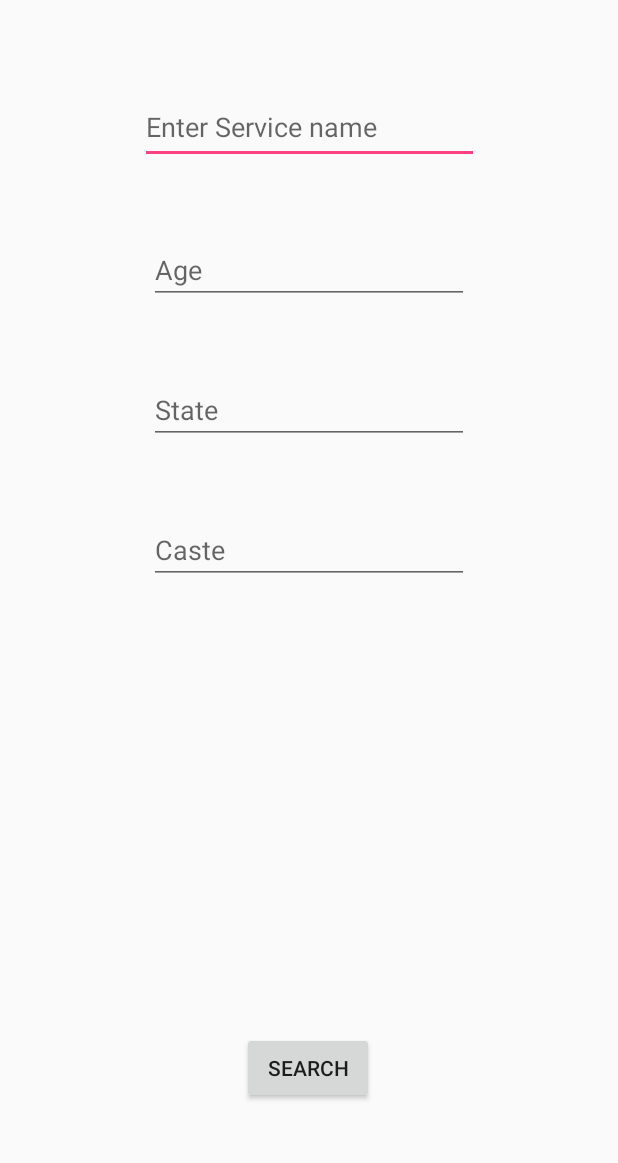
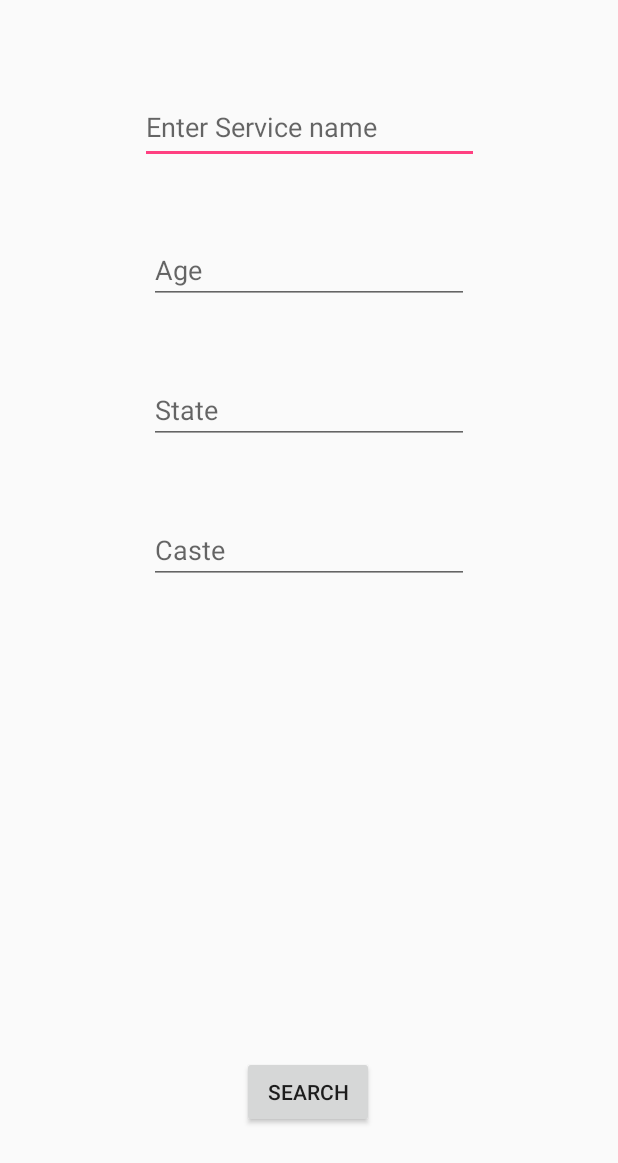
Before and after one commit to 1RomAn7/WomenApp, an Android app: the layout activity_advance_search.xml on its own in the app's theme, with its tools: preview values and no code run, on a phone screen of 412 x 824 dp. Shown: the top 1163 px of the screen. Run offline under Robolectric (Android 15) with nearby library versions, the phone set to English and light mode, and no system bars.

```diff
--- a/app/src/main/AndroidManifest.xml
+++ b/app/src/main/AndroidManifest.xml
@@ -16,6 +16,8 @@
                 <category android:name="android.intent.category.LAUNCHER" />
             </intent-filter>
         </activity>
+        <activity android:name=".AdvanceSearchActivity"></activity>
+        <activity android:name=".AllServices"></activity>>
         <activity android:name=".AdvanceSearchResultActivity"></activity>
     </application>
 
--- a/app/src/main/res/layout/activity_advance_search.xml
+++ b/app/src/main/res/layout/activity_advance_search.xml
@@ -5,19 +5,6 @@
     android:layout_width="match_parent"
     android:layout_height="match_parent"
     tools:context="com.dsmp.android.womenapp.AdvanceSearchActivity">
-
-    <Button
-        android:id="@+id/buttonSearch"
-        android:layout_width="wrap_content"
-        android:layout_height="wrap_content"
-        android:layout_marginBottom="88dp"
-        android:layout_marginEnd="8dp"
-        android:layout_marginStart="8dp"
-        app:layout_constraintBottom_toBottomOf="parent"
-        app:layout_constraintEnd_toEndOf="parent"
-        app:layout_constraintHorizontal_bias="0.498"
-        app:layout_constraintStart_toStartOf="parent"
-        tools:text="@string/button_Search" />
 
     <EditText
         android:id="@+id/etxServiceName"
@@ -75,4 +62,17 @@
         app:layout_constraintHorizontal_bias="1.0"
         app:layout_constraintStart_toStartOf="@+id/etxState"
         app:layout_constraintTop_toBottomOf="@+id/etxState" />
+
+    <Button
+        android:id="@+id/buttonSearch"
+        android:layout_width="wrap_content"
+        android:layout_height="wrap_content"
+        android:layout_marginBottom="72dp"
+        android:layout_marginEnd="8dp"
+        android:layout_marginStart="8dp"
+        android:text="@string/search"
+        app:layout_constraintBottom_toBottomOf="parent"
+        app:layout_constraintEnd_toEndOf="parent"
+        app:layout_constraintHorizontal_bias="0.498"
+        app:layout_constraintStart_toStartOf="parent" />
 </android.support.constraint.ConstraintLayout>
--- a/app/src/main/res/values/strings.xml
+++ b/app/src/main/res/values/strings.xml
@@ -3,9 +3,10 @@
     <string name="women_services">Women Services</string>
     <string name="all_services">All Services</string>
     <string name="advance_search">Advance Search</string>
-    <string name="button_Search">Search</string>
     <string name="enter_service_name">Enter Service name</string>
     <string name="age">Age</string>
     <string name="caste">Caste</string>
     <string name="state">State</string>
+    <string name="search">Search</string>
+
 </resources>
```
Also changed, not shown: app/src/main/java/com/dsmp/android/womenapp/MainActivity.java (+0 -14 lines), 2 other files.
